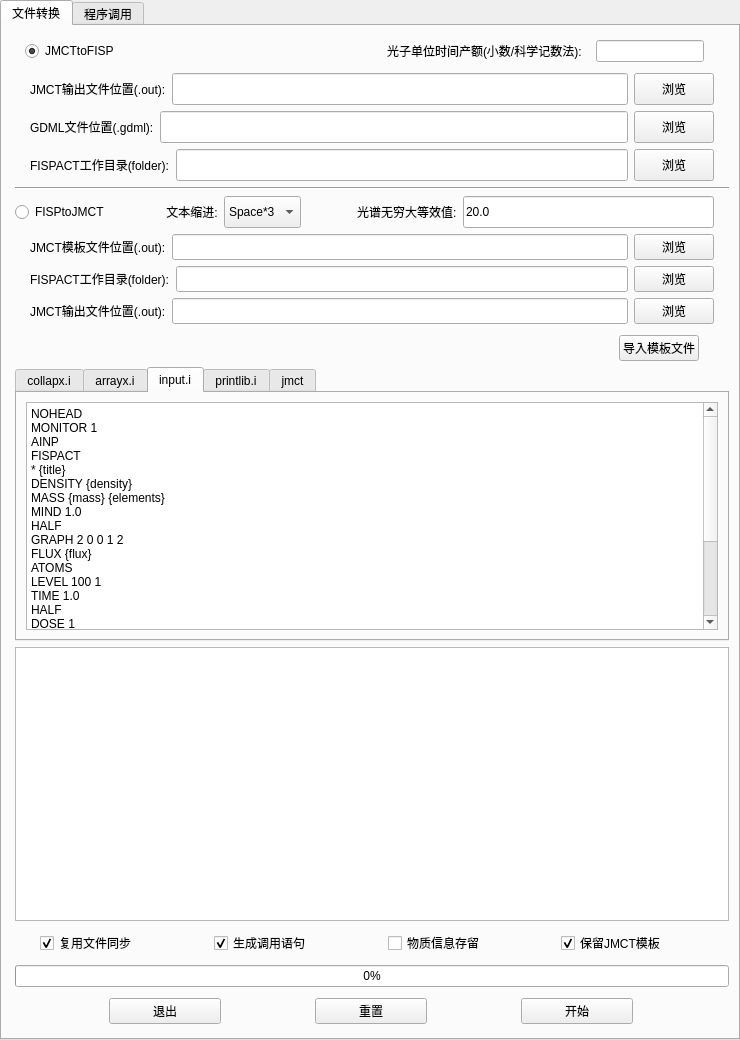
starmode/JFmiddler, file src/window.ui: the form before one commit.
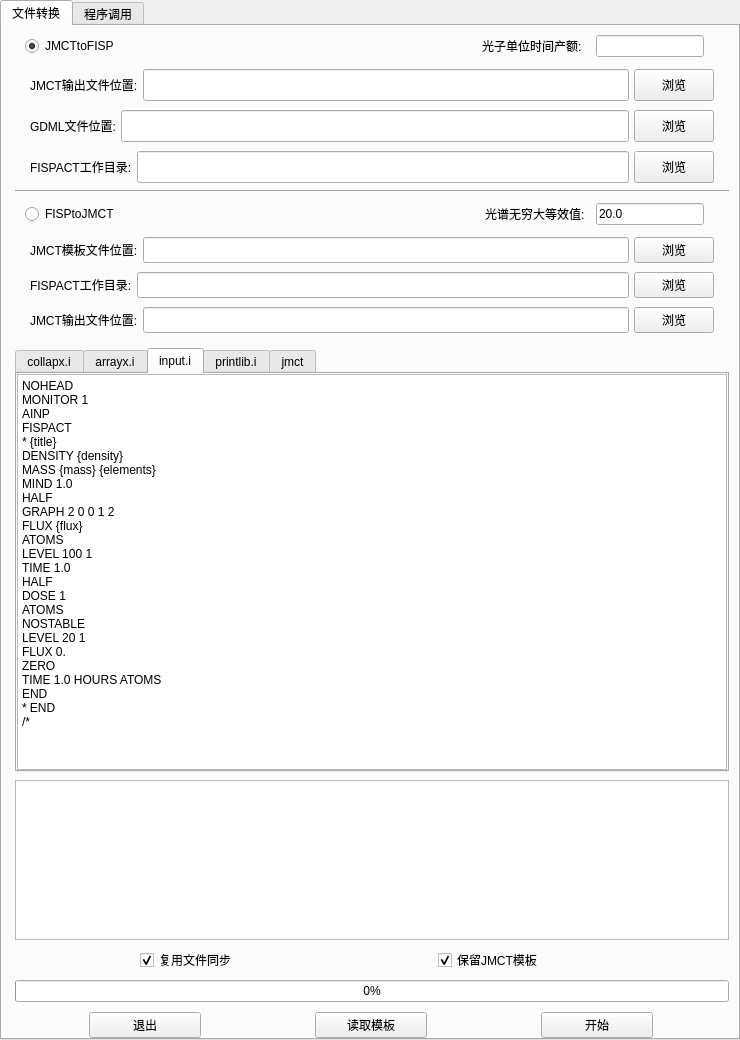
The form after the commit. The open tabs and pages were chosen to show the change.

Commit message: 界面精简/去除无效功能/错误栈输出

```diff
--- a/src/window.ui
+++ b/src/window.ui
@@ -52,11 +52,23 @@
         <string>文件转换</string>
        </attribute>
        <layout class="QVBoxLayout" name="verticalLayout_7">
+        <property name="spacing">
+         <number>8</number>
+        </property>
         <property name="leftMargin">
          <number>13</number>
         </property>
+        <property name="topMargin">
+         <number>4</number>
+        </property>
+        <property name="bottomMargin">
+         <number>0</number>
+        </property>
         <item>
          <layout class="QVBoxLayout" name="LeftUpF1">
+          <property name="spacing">
+           <number>5</number>
+          </property>
           <item>
            <layout class="QHBoxLayout" name="LeftUpS1">
             <property name="spacing">
@@ -113,7 +125,7 @@
                  </sizepolicy>
                 </property>
                 <property name="text">
-                 <string>光子单位时间产额(小数/科学记数法):</string>
+                 <string>光子单位时间产额:</string>
                 </property>
                </widget>
               </item>
@@ -136,9 +148,15 @@
             <property name="leftMargin">
              <number>15</number>
             </property>
+            <property name="topMargin">
+             <number>2</number>
+            </property>
             <property name="rightMargin">
              <number>15</number>
             </property>
+            <property name="bottomMargin">
+             <number>2</number>
+            </property>
             <item>
              <widget class="QLabel" name="JOutFIleTipU">
               <property name="sizePolicy">
@@ -154,7 +172,7 @@
                </size>
               </property>
               <property name="text">
-               <string>JMCT输出文件位置(.out):</string>
+               <string>JMCT输出文件位置:</string>
               </property>
              </widget>
             </item>
@@ -198,13 +216,13 @@
              <number>15</number>
             </property>
             <property name="topMargin">
-             <number>0</number>
+             <number>2</number>
             </property>
             <property name="rightMargin">
              <number>15</number>
             </property>
             <property name="bottomMargin">
-             <number>0</number>
+             <number>2</number>
             </property>
             <item>
              <widget class="QLabel" name="GFileTip">
@@ -221,7 +239,7 @@
                </size>
               </property>
               <property name="text">
-               <string>GDML文件位置(.gdml):</string>
+               <string>GDML文件位置:</string>
               </property>
              </widget>
             </item>
@@ -261,9 +279,15 @@
             <property name="leftMargin">
              <number>15</number>
             </property>
+            <property name="topMargin">
+             <number>2</number>
+            </property>
             <property name="rightMargin">
              <number>15</number>
             </property>
+            <property name="bottomMargin">
+             <number>2</number>
+            </property>
             <item>
              <widget class="QLabel" name="FWorkTipU">
               <property name="minimumSize">
@@ -273,7 +297,7 @@
                </size>
               </property>
               <property name="text">
-               <string>FISPACT工作目录(folder):</string>
+               <string>FISPACT工作目录:</string>
               </property>
              </widget>
             </item>
@@ -323,6 +347,12 @@
           </item>
           <item>
            <layout class="QHBoxLayout" name="LeftUpS5">
+            <property name="leftMargin">
+             <number>10</number>
+            </property>
+            <property name="rightMargin">
+             <number>10</number>
+            </property>
             <item>
              <widget class="QRadioButton" name="FtoJChose">
               <property name="sizePolicy">
@@ -343,89 +373,48 @@
              </widget>
             </item>
             <item>
-             <layout class="QHBoxLayout" name="LeftUpT2">
+             <layout class="QHBoxLayout" name="LeftUpL1">
               <property name="leftMargin">
-               <number>50</number>
+               <number>110</number>
+              </property>
+              <property name="topMargin">
+               <number>5</number>
+              </property>
+              <property name="rightMargin">
+               <number>15</number>
+              </property>
+              <property name="bottomMargin">
+               <number>5</number>
               </property>
               <item>
-               <widget class="QLabel" name="RetractTip">
+               <widget class="QLabel" name="MaxFlagTip">
                 <property name="text">
-                 <string>文本缩进:</string>
-                </property>
-                <property name="alignment">
-                 <set>Qt::AlignCenter</set>
+                 <string>光谱无穷大等效值:</string>
                 </property>
                </widget>
               </item>
               <item>
-               <widget class="QComboBox" name="RetractLen">
+               <widget class="QLineEdit" name="MaxFlag">
                 <property name="sizePolicy">
                  <sizepolicy hsizetype="Preferred" vsizetype="Preferred">
                   <horstretch>0</horstretch>
                   <verstretch>0</verstretch>
                  </sizepolicy>
                 </property>
-                <property name="editable">
-                 <bool>false</bool>
+                <property name="maximumSize">
+                 <size>
+                  <width>160</width>
+                  <height>16777215</height>
+                 </size>
                 </property>
-                <property name="currentText">
-                 <string>Space*3</string>
+                <property name="text">
+                 <string>20.0</string>
                 </property>
-                <item>
-                 <property name="text">
-                  <string>Space*3</string>
-                 </property>
-                </item>
-                <item>
-                 <property name="text">
-                  <string>Space*2</string>
-                 </property>
-                </item>
-                <item>
-                 <property name="text">
-                  <string>Space*4</string>
-                 </property>
-                </item>
-                <item>
-                 <property name="text">
-                  <string>Tab</string>
-                 </property>
-                </item>
+                <property name="placeholderText">
+                 <string/>
+                </property>
                </widget>
               </item>
-              <item>
-               <layout class="QHBoxLayout" name="LeftUpL1">
-                <property name="leftMargin">
-                 <number>50</number>
-                </property>
-                <property name="rightMargin">
-                 <number>15</number>
-                </property>
-                <item>
-                 <widget class="QLabel" name="MaxFlagTip">
-                  <property name="text">
-                   <string>光谱无穷大等效值:</string>
-                  </property>
-                 </widget>
-                </item>
-                <item>
-                 <widget class="QLineEdit" name="MaxFlag">
-                  <property name="sizePolicy">
-                   <sizepolicy hsizetype="Expanding" vsizetype="Preferred">
-                    <horstretch>0</horstretch>
-                    <verstretch>0</verstretch>
-                   </sizepolicy>
-                  </property>
-                  <property name="text">
-                   <string>20.0</string>
-                  </property>
-                  <property name="placeholderText">
-                   <string/>
-                  </property>
-                 </widget>
-                </item>
-               </layout>
-              </item>
              </layout>
             </item>
            </layout>
@@ -435,13 +424,19 @@
             <property name="leftMargin">
              <number>15</number>
             </property>
+            <property name="topMargin">
+             <number>2</number>
+            </property>
             <property name="rightMargin">
              <number>15</number>
             </property>
+            <property name="bottomMargin">
+             <number>2</number>
+            </property>
             <item>
              <widget class="QLabel" name="JModelTip">
               <property name="text">
-               <string>JMCT模板文件位置(.out):</string>
+               <string>JMCT模板文件位置:</string>
               </property>
              </widget>
             </item>
@@ -481,13 +476,19 @@
             <property name="leftMargin">
              <number>15</number>
             </property>
+            <property name="topMargin">
+             <number>2</number>
+            </property>
             <property name="rightMargin">
              <number>15</number>
             </property>
+            <property name="bottomMargin">
+             <number>2</number>
+            </property>
             <item>
              <widget class="QLabel" name="FWorkTipD">
               <property name="text">
-               <string>FISPACT工作目录(folder):</string>
+               <string>FISPACT工作目录:</string>
               </property>
              </widget>
             </item>
@@ -527,13 +528,19 @@
             <property name="leftMargin">
              <number>15</number>
             </property>
+            <property name="topMargin">
+             <number>2</number>
+            </property>
             <property name="rightMargin">
              <number>15</number>
             </property>
+            <property name="bottomMargin">
+             <number>2</number>
+            </property>
             <item>
              <widget class="QLabel" name="JOutFIleTipD">
               <property name="text">
-               <string>JMCT输出文件位置(.out):</string>
+               <string>JMCT输出文件位置:</string>
               </property>
              </widget>
             </item>
@@ -579,38 +586,6 @@
             <property name="rightMargin">
              <number>30</number>
             </property>
-            <item>
-             <spacer name="horizontalSpacer">
-              <property name="orientation">
-               <enum>Qt::Horizontal</enum>
-              </property>
-              <property name="sizeHint" stdset="0">
-               <size>
-                <width>40</width>
-                <height>20</height>
-               </size>
-              </property>
-             </spacer>
-            </item>
-            <item>
-             <widget class="QPushButton" name="LoadFile">
-              <property name="sizePolicy">
-               <sizepolicy hsizetype="Maximum" vsizetype="Maximum">
-                <horstretch>0</horstretch>
-                <verstretch>0</verstretch>
-               </sizepolicy>
-              </property>
-              <property name="maximumSize">
-               <size>
-                <width>119</width>
-                <height>34</height>
-               </size>
-              </property>
-              <property name="text">
-               <string>导入模板文件</string>
-              </property>
-             </widget>
-            </item>
            </layout>
           </item>
          </layout>
@@ -723,6 +698,18 @@
             <string>input.i</string>
            </attribute>
            <layout class="QVBoxLayout" name="verticalLayout_4">
+            <property name="leftMargin">
+             <number>0</number>
+            </property>
+            <property name="topMargin">
+             <number>0</number>
+            </property>
+            <property name="rightMargin">
+             <number>0</number>
+            </property>
+            <property name="bottomMargin">
+             <number>0</number>
+            </property>
             <item>
              <widget class="QTextEdit" name="IFileEdit">
               <property name="html">
@@ -751,7 +738,8 @@
 &lt;p style=&quot; margin-top:0px; margin-bottom:0px; margin-left:0px; margin-right:0px; -qt-block-indent:0; text-indent:0px;&quot;&gt;LEVEL 20 1&lt;/p&gt;
 &lt;p style=&quot; margin-top:0px; margin-bottom:0px; margin-left:0px; margin-right:0px; -qt-block-indent:0; text-indent:0px;&quot;&gt;FLUX 0.&lt;/p&gt;
 &lt;p style=&quot; margin-top:0px; margin-bottom:0px; margin-left:0px; margin-right:0px; -qt-block-indent:0; text-indent:0px;&quot;&gt;ZERO&lt;/p&gt;
-&lt;p style=&quot; margin-top:0px; margin-bottom:0px; margin-left:0px; margin-right:0px; -qt-block-indent:0; text-indent:0px;&quot;&gt;TIME 1.0 HOURS ATOMSEND&lt;/p&gt;
+&lt;p style=&quot; margin-top:0px; margin-bottom:0px; margin-left:0px; margin-right:0px; -qt-block-indent:0; text-indent:0px;&quot;&gt;TIME 1.0 HOURS ATOMS&lt;/p&gt;
+&lt;p style=&quot; margin-top:0px; margin-bottom:0px; margin-left:0px; margin-right:0px; -qt-block-indent:0; text-indent:0px;&quot;&gt;END&lt;/p&gt;
 &lt;p style=&quot; margin-top:0px; margin-bottom:0px; margin-left:0px; margin-right:0px; -qt-block-indent:0; text-indent:0px;&quot;&gt;* END&lt;/p&gt;
 &lt;p style=&quot; margin-top:0px; margin-bottom:0px; margin-left:0px; margin-right:0px; -qt-block-indent:0; text-indent:0px;&quot;&gt;/*&lt;/p&gt;
 &lt;p style=&quot; margin-top:0px; margin-bottom:0px; margin-left:0px; margin-right:0px; -qt-block-indent:0; text-indent:0px;&quot;&gt; &lt;/p&gt;&lt;/body&gt;&lt;/html&gt;</string>
@@ -821,11 +809,17 @@
         <item>
          <widget class="QTextBrowser" name="StatusL">
           <property name="sizePolicy">
-           <sizepolicy hsizetype="Expanding" vsizetype="Expanding">
+           <sizepolicy hsizetype="Expanding" vsizetype="Maximum">
             <horstretch>0</horstretch>
             <verstretch>0</verstretch>
            </sizepolicy>
           </property>
+          <property name="maximumSize">
+           <size>
+            <width>16777215</width>
+            <height>160</height>
+           </size>
+          </property>
          </widget>
         </item>
         <item>
@@ -855,53 +849,6 @@
             </property>
            </widget>
           </item>
-          <item>
-           <widget class="QCheckBox" name="GenCall">
-            <property name="sizePolicy">
-             <sizepolicy hsizetype="Maximum" vsizetype="Maximum">
-              <horstretch>0</horstretch>
-              <verstretch>0</verstretch>
-             </sizepolicy>
-            </property>
-            <property name="minimumSize">
-             <size>
-              <width>0</width>
-              <height>32</height>
-             </size>
-            </property>
-            <property name="maximumSize">
-             <size>
-              <width>190</width>
-              <height>32</height>
-             </size>
-            </property>
-            <property name="text">
-             <string>生成调用语句</string>
-            </property>
-            <property name="checked">
-             <bool>true</bool>
-            </property>
-           </widget>
-          </item>
-          <item>
-           <widget class="QCheckBox" name="SaveNeu">
-            <property name="sizePolicy">
-             <sizepolicy hsizetype="Maximum" vsizetype="Maximum">
-              <horstretch>0</horstretch>
-              <verstretch>0</verstretch>
-             </sizepolicy>
-            </property>
-            <property name="maximumSize">
-             <size>
-              <width>190</width>
-              <height>32</height>
-             </size>
-            </property>
-            <property name="text">
-             <string>物质信息存留</string>
-            </property>
-           </widget>
-          </item>
           <item>
            <widget class="QCheckBox" name="RemainJOut">
             <property name="sizePolicy">
@@ -960,19 +907,19 @@
         <item>
          <layout class="QHBoxLayout" name="LeftDown2">
           <property name="spacing">
-           <number>70</number>
+           <number>80</number>
           </property>
           <property name="leftMargin">
-           <number>70</number>
+           <number>40</number>
           </property>
           <property name="topMargin">
-           <number>5</number>
+           <number>2</number>
           </property>
           <property name="rightMargin">
-           <number>70</number>
+           <number>40</number>
           </property>
           <property name="bottomMargin">
-           <number>5</number>
+           <number>0</number>
           </property>
           <item>
            <widget class="QPushButton" name="QuitL">
@@ -1008,7 +955,7 @@
              </size>
             </property>
             <property name="text">
-             <string>重置</string>
+             <string>读取模板</string>
             </property>
            </widget>
           </item>
```
Left out of the diff: 73 changed lines with no effect on the pictures. The commit also changes 5 other files.
